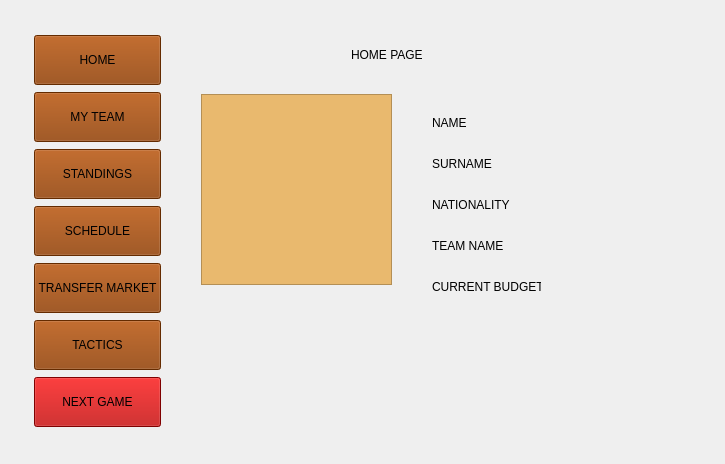
TombaM/RS13-euroleague-basketball-manager, file ELManager/Manager/EuroleagueManager/mainwindow.ui: the form before one commit.
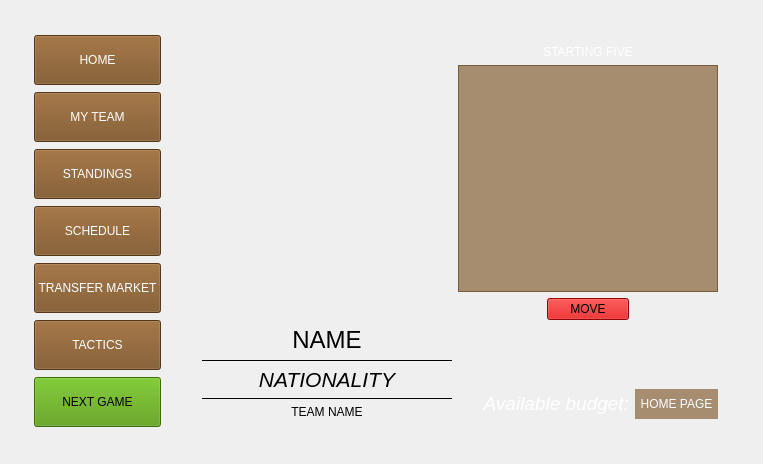
The form after the commit. The open tabs and pages were chosen to show the change. Icons and pictures are not drawn.

The edit to the form file:
```diff
--- a/ELManager/Manager/EuroleagueManager/mainwindow.ui
+++ b/ELManager/Manager/EuroleagueManager/mainwindow.ui
@@ -6,13 +6,16 @@
    <rect>
     <x>0</x>
     <y>0</y>
-    <width>725</width>
+    <width>763</width>
     <height>464</height>
    </rect>
   </property>
   <property name="windowTitle">
    <string>MainWindow</string>
   </property>
+  <property name="layoutDirection">
+   <enum>Qt::LeftToRight</enum>
+  </property>
   <property name="styleSheet">
    <string notr="true">background-image: url(&quot;wallpaper1.jpg&quot;);</string>
   </property>
@@ -187,8 +190,8 @@
               </size>
              </property>
              <property name="styleSheet">
-              <string notr="true">background-color:rgb(178, 0, 0);
-font: 25 11pt &quot;Ubuntu&quot;;</string>
+              <string notr="true">font: 25 11pt &quot;Ubuntu&quot;;
+background-color: rgb(78, 154, 6);</string>
              </property>
              <property name="text">
               <string>NEXT GAME</string>
@@ -204,8 +207,9 @@
               </size>
              </property>
              <property name="styleSheet">
-              <string notr="true">background-color:rgb(140, 60, 0);
-font: 25 11pt &quot;Ubuntu&quot;;</string>
+              <string notr="true">background-color:rgb(120, 77, 30);
+font: 25 11pt &quot;Ubuntu&quot;;
+color:white;</string>
              </property>
              <property name="text">
               <string>TACTICS</string>
@@ -221,8 +225,9 @@
               </size>
              </property>
              <property name="styleSheet">
-              <string notr="true">background-color:rgb(140, 60, 0);
-font: 25 11pt &quot;Ubuntu&quot;;</string>
+              <string notr="true">background-color:rgb(120, 77, 30);
+font: 25 11pt &quot;Ubuntu&quot;;
+color:white;</string>
              </property>
              <property name="text">
               <string>HOME</string>
@@ -238,8 +243,9 @@
               </size>
              </property>
              <property name="styleSheet">
-              <string notr="true">background-color:rgb(140, 60, 0);
-font: 25 11pt &quot;Ubuntu&quot;;</string>
+              <string notr="true">background-color:rgb(120, 77, 30);
+font: 25 11pt &quot;Ubuntu&quot;;
+color:white;</string>
              </property>
              <property name="text">
               <string>MY TEAM</string>
@@ -255,8 +261,9 @@
               </size>
              </property>
              <property name="styleSheet">
-              <string notr="true">background-color:rgb(140, 60, 0);
-font: 25 11pt &quot;Ubuntu&quot;;</string>
+              <string notr="true">background-color:rgb(120, 77, 30);
+font: 25 11pt &quot;Ubuntu&quot;;
+color:white;</string>
              </property>
              <property name="text">
               <string>STANDINGS</string>
@@ -272,8 +279,9 @@
               </size>
              </property>
              <property name="styleSheet">
-              <string notr="true">background-color:rgb(140, 60, 0);
-font: 25 11pt &quot;Ubuntu&quot;;</string>
+              <string notr="true">background-color:rgb(120, 77, 30);
+font: 25 11pt &quot;Ubuntu&quot;;
+color:white;</string>
              </property>
              <property name="text">
               <string>SCHEDULE</string>
@@ -289,8 +297,9 @@
               </size>
              </property>
              <property name="styleSheet">
-              <string notr="true">background-color:rgb(140, 60, 0);
-font: 25 11pt &quot;Ubuntu&quot;;</string>
+              <string notr="true">background-color:rgb(120, 77, 30);
+font: 25 11pt &quot;Ubuntu&quot;;
+color:white;</string>
              </property>
              <property name="text">
               <string>TRANSFER MARKET</string>
@@ -318,132 +327,199 @@
               <number>6</number>
              </property>
              <widget class="QWidget" name="homePage">
-              <widget class="QLabel" name="label">
-               <property name="geometry">
-                <rect>
-                 <x>160</x>
-                 <y>0</y>
-                 <width>141</width>
-                 <height>41</height>
-                </rect>
-               </property>
-               <property name="text">
-                <string>HOME PAGE</string>
-               </property>
-              </widget>
-              <widget class="QFrame" name="logoHome">
-               <property name="geometry">
-                <rect>
-                 <x>10</x>
-                 <y>60</y>
-                 <width>191</width>
-                 <height>191</height>
-                </rect>
-               </property>
-               <property name="styleSheet">
-                <string notr="true">background-color: rgb(233, 185, 110);</string>
-               </property>
-               <property name="frameShape">
-                <enum>QFrame::StyledPanel</enum>
-               </property>
-               <property name="frameShadow">
-                <enum>QFrame::Raised</enum>
-               </property>
-              </widget>
-              <widget class="QWidget" name="verticalLayoutWidget">
-               <property name="geometry">
-                <rect>
-                 <x>230</x>
-                 <y>60</y>
-                 <width>131</width>
-                 <height>221</height>
-                </rect>
-               </property>
-               <layout class="QVBoxLayout" name="verticalLayout">
-                <item>
-                 <widget class="QLabel" name="label_26">
-                  <property name="text">
-                   <string>NAME</string>
-                  </property>
-                 </widget>
-                </item>
-                <item>
-                 <widget class="QLabel" name="label_28">
-                  <property name="text">
-                   <string>SURNAME</string>
-                  </property>
-                 </widget>
-                </item>
-                <item>
-                 <widget class="QLabel" name="label_29">
-                  <property name="text">
-                   <string>NATIONALITY</string>
-                  </property>
-                 </widget>
-                </item>
-                <item>
-                 <widget class="QLabel" name="label_30">
-                  <property name="text">
-                   <string>TEAM NAME</string>
-                  </property>
-                 </widget>
-                </item>
-                <item>
-                 <widget class="QLabel" name="label_32">
-                  <property name="text">
-                   <string>CURRENT BUDGET</string>
-                  </property>
-                 </widget>
-                </item>
-               </layout>
-              </widget>
-              <widget class="QWidget" name="verticalLayoutWidget_2">
-               <property name="geometry">
-                <rect>
-                 <x>370</x>
-                 <y>60</y>
-                 <width>131</width>
-                 <height>221</height>
-                </rect>
-               </property>
-               <layout class="QVBoxLayout" name="verticalLayout_2">
-                <item>
-                 <widget class="QLabel" name="nameLabel_2">
-                  <property name="text">
-                   <string/>
-                  </property>
-                 </widget>
-                </item>
-                <item>
-                 <widget class="QLabel" name="surnameLabel_2">
-                  <property name="text">
-                   <string/>
-                  </property>
-                 </widget>
-                </item>
-                <item>
-                 <widget class="QLabel" name="nationalityLabel">
-                  <property name="text">
-                   <string/>
-                  </property>
-                 </widget>
-                </item>
-                <item>
-                 <widget class="QLabel" name="teamNameLabel">
-                  <property name="text">
-                   <string/>
-                  </property>
-                 </widget>
-                </item>
-                <item>
-                 <widget class="QLabel" name="currentBudgetLabel">
-                  <property name="text">
-                   <string/>
-                  </property>
-                 </widget>
-                </item>
-               </layout>
-              </widget>
+              <layout class="QGridLayout" name="gridLayout_14">
+               <item row="3" column="0" rowspan="2">
+                <layout class="QVBoxLayout" name="verticalLayout">
+                 <item>
+                  <widget class="QLabel" name="coachNameLabel">
+                   <property name="maximumSize">
+                    <size>
+                     <width>250</width>
+                     <height>16777215</height>
+                    </size>
+                   </property>
+                   <property name="styleSheet">
+                    <string notr="true">font: 18pt &quot;Ubuntu&quot;;</string>
+                   </property>
+                   <property name="text">
+                    <string>&lt;html&gt;&lt;head/&gt;&lt;body&gt;&lt;p&gt;&lt;span style=&quot; font-size:18pt;&quot;&gt;NAME&lt;/span&gt;&lt;/p&gt;&lt;/body&gt;&lt;/html&gt;</string>
+                   </property>
+                   <property name="alignment">
+                    <set>Qt::AlignCenter</set>
+                   </property>
+                  </widget>
+                 </item>
+                 <item>
+                  <widget class="Line" name="line">
+                   <property name="maximumSize">
+                    <size>
+                     <width>16777215</width>
+                     <height>1</height>
+                    </size>
+                   </property>
+                   <property name="styleSheet">
+                    <string notr="true">background-color:black;</string>
+                   </property>
+                   <property name="orientation">
+                    <enum>Qt::Horizontal</enum>
+                   </property>
+                  </widget>
+                 </item>
+                 <item>
+                  <widget class="QLabel" name="nationalityLabel">
+                   <property name="maximumSize">
+                    <size>
+                     <width>250</width>
+                     <height>16777215</height>
+                    </size>
+                   </property>
+                   <property name="styleSheet">
+                    <string notr="true">font: 25 16pt &quot;Ubuntu&quot;;</string>
+                   </property>
+                   <property name="text">
+                    <string>&lt;html&gt;&lt;head/&gt;&lt;body&gt;&lt;p&gt;&lt;span style=&quot; font-size:16pt; font-style:italic;&quot;&gt;NATIONALITY&lt;/span&gt;&lt;/p&gt;&lt;/body&gt;&lt;/html&gt;</string>
+                   </property>
+                   <property name="alignment">
+                    <set>Qt::AlignCenter</set>
+                   </property>
+                  </widget>
+                 </item>
+                 <item>
+                  <widget class="Line" name="line_2">
+                   <property name="maximumSize">
+                    <size>
+                     <width>16777215</width>
+                     <height>1</height>
+                    </size>
+                   </property>
+                   <property name="styleSheet">
+                    <string notr="true">background-color:black;</string>
+                   </property>
+                   <property name="orientation">
+                    <enum>Qt::Horizontal</enum>
+                   </property>
+                  </widget>
+                 </item>
+                 <item>
+                  <widget class="QLabel" name="teamNameLabel">
+                   <property name="maximumSize">
+                    <size>
+                     <width>250</width>
+                     <height>16777215</height>
+                    </size>
+                   </property>
+                   <property name="styleSheet">
+                    <string notr="true">font: 57 20pt &quot;Ubuntu&quot;;</string>
+                   </property>
+                   <property name="text">
+                    <string>TEAM NAME</string>
+                   </property>
+                   <property name="alignment">
+                    <set>Qt::AlignCenter</set>
+                   </property>
+                  </widget>
+                 </item>
+                </layout>
+               </item>
+               <item row="2" column="2">
+                <widget class="QPushButton" name="moveFromStartingFiveButton">
+                 <property name="styleSheet">
+                  <string notr="true">background-color: rgb(204, 0, 0);</string>
+                 </property>
+                 <property name="text">
+                  <string>MOVE</string>
+                 </property>
+                </widget>
+               </item>
+               <item row="1" column="1" colspan="3">
+                <widget class="QListWidget" name="startingFiveList">
+                 <property name="styleSheet">
+                  <string notr="true">background-color:rgba(120, 77, 30, 155);
+font: 25 14pt &quot;Ubuntu&quot;;
+color: white;</string>
+                 </property>
+                </widget>
+               </item>
+               <item row="1" column="0" rowspan="2">
+                <widget class="QFrame" name="logoHome">
+                 <property name="minimumSize">
+                  <size>
+                   <width>250</width>
+                   <height>250</height>
+                  </size>
+                 </property>
+                 <property name="maximumSize">
+                  <size>
+                   <width>250</width>
+                   <height>250</height>
+                  </size>
+                 </property>
+                 <property name="styleSheet">
+                  <string notr="true"/>
+                 </property>
+                 <property name="frameShape">
+                  <enum>QFrame::StyledPanel</enum>
+                 </property>
+                 <property name="frameShadow">
+                  <enum>QFrame::Raised</enum>
+                 </property>
+                </widget>
+               </item>
+               <item row="4" column="1" colspan="2">
+                <widget class="QLabel" name="label_5">
+                 <property name="layoutDirection">
+                  <enum>Qt::RightToLeft</enum>
+                 </property>
+                 <property name="styleSheet">
+                  <string notr="true">color:white;</string>
+                 </property>
+                 <property name="text">
+                  <string>&lt;html&gt;&lt;head/&gt;&lt;body&gt;&lt;p align=&quot;right&quot;&gt;&lt;span style=&quot; font-size:14pt; font-style:italic;&quot;&gt;Available budget:&lt;/span&gt;&lt;/p&gt;&lt;/body&gt;&lt;/html&gt;</string>
+                 </property>
+                 <property name="alignment">
+                  <set>Qt::AlignRight|Qt::AlignTrailing|Qt::AlignVCenter</set>
+                 </property>
+                </widget>
+               </item>
+               <item row="4" column="3">
+                <widget class="QLabel" name="availableBudgetLabel">
+                 <property name="maximumSize">
+                  <size>
+                   <width>200</width>
+                   <height>30</height>
+                  </size>
+                 </property>
+                 <property name="layoutDirection">
+                  <enum>Qt::LeftToRight</enum>
+                 </property>
+                 <property name="styleSheet">
+                  <string notr="true">background-color:rgba(120, 77, 30, 155);
+font: 60 12pt &quot;Ubuntu&quot;;
+color: white;</string>
+                 </property>
+                 <property name="text">
+                  <string>&lt;html&gt;&lt;head/&gt;&lt;body&gt;&lt;p align=&quot;center&quot;&gt;HOME PAGE&lt;/p&gt;&lt;/body&gt;&lt;/html&gt;</string>
+                 </property>
+                 <property name="alignment">
+                  <set>Qt::AlignCenter</set>
+                 </property>
+                </widget>
+               </item>
+               <item row="0" column="1" colspan="3">
+                <widget class="QLabel" name="label">
+                 <property name="styleSheet">
+                  <string notr="true">font: 57 20pt &quot;Ubuntu&quot;;
+color: white;</string>
+                 </property>
+                 <property name="text">
+                  <string>STARTING FIVE</string>
+                 </property>
+                 <property name="alignment">
+                  <set>Qt::AlignCenter</set>
+                 </property>
+                </widget>
+               </item>
+              </layout>
              </widget>
              <widget class="QWidget" name="myTeamPage">
               <layout class="QGridLayout" name="gridLayout_8">
```
Left out of the diff: 634 changed lines with no effect on the pictures.
